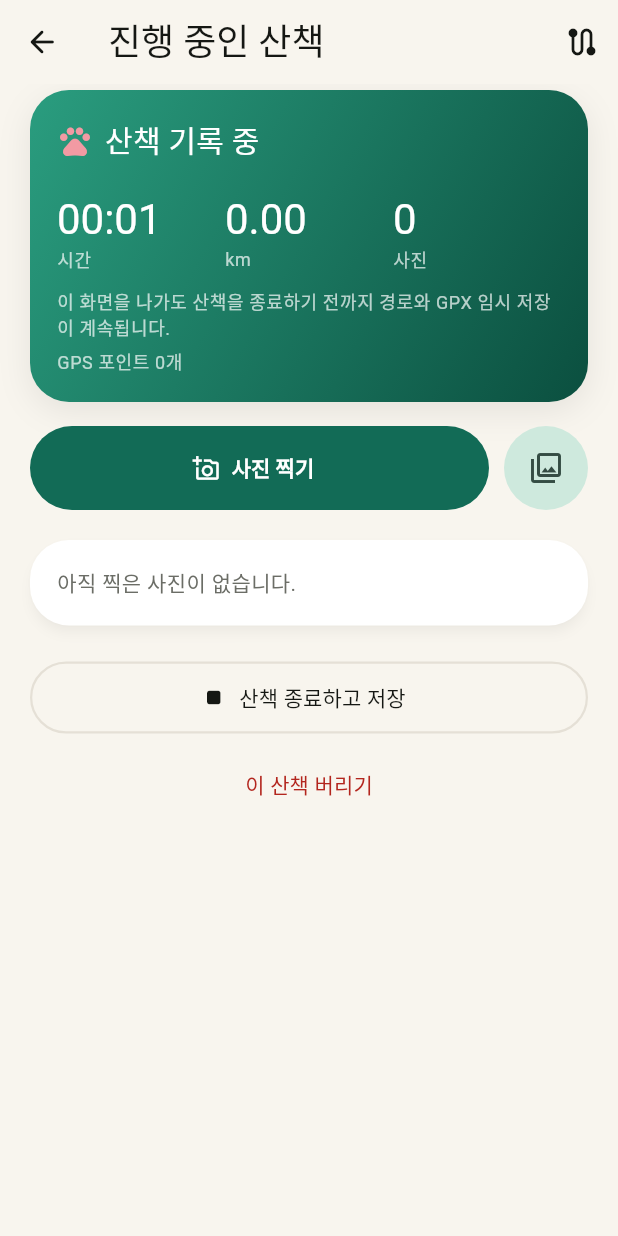
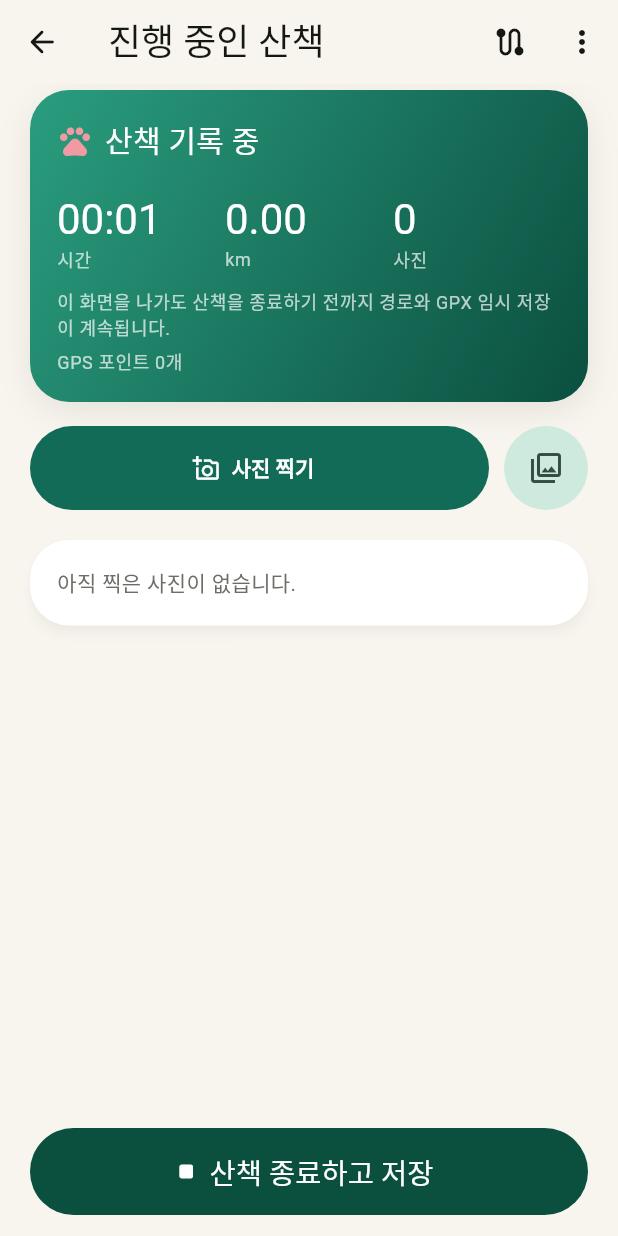
Before and after one commit to sajacaros/footnote, a Flutter app: the RecordWalkScreen screen opened directly, on a phone screen of 412 x 824 dp. Run offline on Flutter 3.47's test engine with Material 3 defaults, Android fonts, the phone set to English and light mode, and no system bars; our stand-ins replace flutter_image_compress, flutter_local_notifications, flutter_map, flutter_secure_storage, flutter_timezone, geolocator and 5 more; missing offline and left inert: flutter_map_vector_tiles, health, photo_manager, photo_manager_image_provider; accounts and stored records are empty; Roboto replaces fonts that are missing (Jua).

Commit message:
Move "discard walk" away from the finish button
The discard text button sat 10px under "finish and save". Discard now
lives in the recording screen's overflow menu (still with its confirm
dialog), and finish is a large button pinned to the bottom.

Co-Authored-By: Claude Opus 5.5 (1M context) <noreply@anthropic.com>

```diff
--- a/lib/screens/record_walk_screen.dart
+++ b/lib/screens/record_walk_screen.dart
@@ -59,6 +59,31 @@ class _RecordWalkScreenState extends State<RecordWalkScreen> {
             onPressed: () => setState(() => _showMap = !_showMap),
             icon: Icon(_showMap ? Icons.map_rounded : Icons.route_rounded),
           ),
+          // 버리기는 종료 버튼과 떨어진 메뉴 안에 둔다. 잘못 눌러 기록을 잃지 않게 하기 위해서다.
+          PopupMenuButton<void>(
+            tooltip: '더보기',
+            icon: const Icon(Icons.more_vert_rounded),
+            itemBuilder: (context) => [
+              PopupMenuItem(
+                onTap: _confirmDiscard,
+                child: Row(
+                  children: [
+                    Icon(
+                      Icons.delete_outline_rounded,
+                      color: Theme.of(context).colorScheme.error,
+                    ),
+                    const SizedBox(width: 12),
+                    Text(
+                      '이 산책 버리기',
+                      style: TextStyle(
+                        color: Theme.of(context).colorScheme.error,
+                      ),
+                    ),
+                  ],
+                ),
+              ),
+            ],
+          ),
         ],
       ),
       body: SafeArea(
@@ -98,27 +123,33 @@ class _RecordWalkScreenState extends State<RecordWalkScreen> {
               const SizedBox(height: 20),
             ],
             _PhotoSection(photos: _activeWalk.photos),
-            const SizedBox(height: 24),
-            OutlinedButton.icon(
+          ],
+        ),
+      ),
+      bottomNavigationBar: SafeArea(
+        top: false,
+        child: Padding(
+          padding: const EdgeInsets.fromLTRB(20, 8, 20, 14),
+          child: FilledButton.icon(
+            style: FilledButton.styleFrom(
+              minimumSize: const Size.fromHeight(58),
+              backgroundColor: AppColors.brandStrong,
+              textStyle:
+                  const TextStyle(fontFamily: kDisplayFont, fontSize: 19),
+            ),
             onPressed: _activeWalk.isSaving ? null : _finishWalk,
             icon: _activeWalk.isSaving
                 ? const SizedBox(
                     width: 18,
                     height: 18,
-                      child: CircularProgressIndicator(strokeWidth: 2),
+                    child: CircularProgressIndicator(
+                      strokeWidth: 2,
+                      color: Colors.white,
+                    ),
                   )
                 : const Icon(Icons.stop_rounded),
             label: const Text('산책 종료하고 저장'),
           ),
-            const SizedBox(height: 10),
-            TextButton(
-              style: TextButton.styleFrom(
-                foregroundColor: Theme.of(context).colorScheme.error,
-              ),
-              onPressed: _confirmDiscard,
-              child: const Text('이 산책 버리기'),
-            ),
-          ],
         ),
       ),
     );
```
Lines whose indentation alone changed are shown as unchanged.
